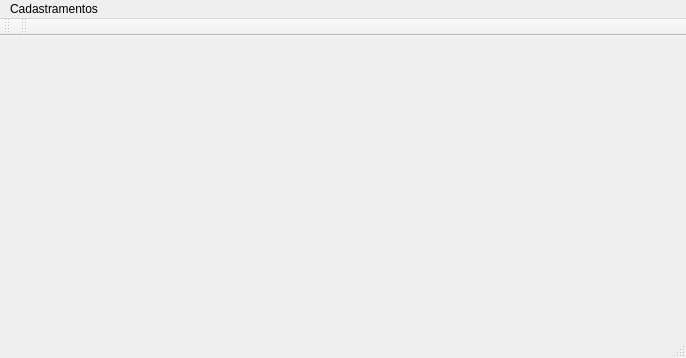
Before: the Qt Designer form SysMat/mainwindow.ui in bydansouza/SysMat, drawn with Qt 5.
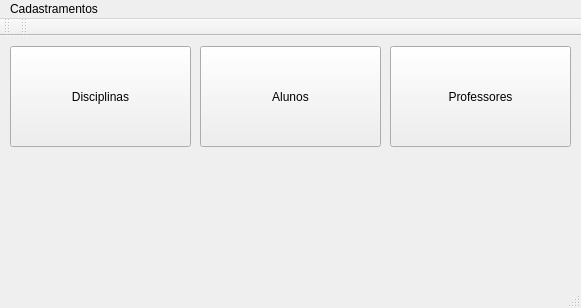
After: the same form once the commit is applied.

The edit to the form file:
```diff
--- a/SysMat/mainwindow.ui
+++ b/SysMat/mainwindow.ui
@@ -6,20 +6,60 @@
    <rect>
     <x>0</x>
     <y>0</y>
-    <width>686</width>
-    <height>358</height>
+    <width>581</width>
+    <height>308</height>
    </rect>
   </property>
   <property name="windowTitle">
    <string>MainWindow</string>
   </property>
-  <widget class="QWidget" name="centralWidget"/>
+  <widget class="QWidget" name="centralWidget">
+   <widget class="QPushButton" name="Disciplinas">
+    <property name="geometry">
+     <rect>
+      <x>10</x>
+      <y>10</y>
+      <width>181</width>
+      <height>101</height>
+     </rect>
+    </property>
+    <property name="text">
+     <string>Disciplinas</string>
+    </property>
+   </widget>
+   <widget class="QPushButton" name="Alunos">
+    <property name="geometry">
+     <rect>
+      <x>200</x>
+      <y>10</y>
+      <width>181</width>
+      <height>101</height>
+     </rect>
+    </property>
+    <property name="text">
+     <string>Alunos</string>
+    </property>
+   </widget>
+   <widget class="QPushButton" name="Professores">
+    <property name="geometry">
+     <rect>
+      <x>390</x>
+      <y>10</y>
+      <width>181</width>
+      <height>101</height>
+     </rect>
+    </property>
+    <property name="text">
+     <string>Professores</string>
+    </property>
+   </widget>
+  </widget>
   <widget class="QMenuBar" name="menuBar">
    <property name="geometry">
     <rect>
      <x>0</x>
      <y>0</y>
-     <width>686</width>
+     <width>581</width>
      <height>21</height>
     </rect>
    </property>
```
